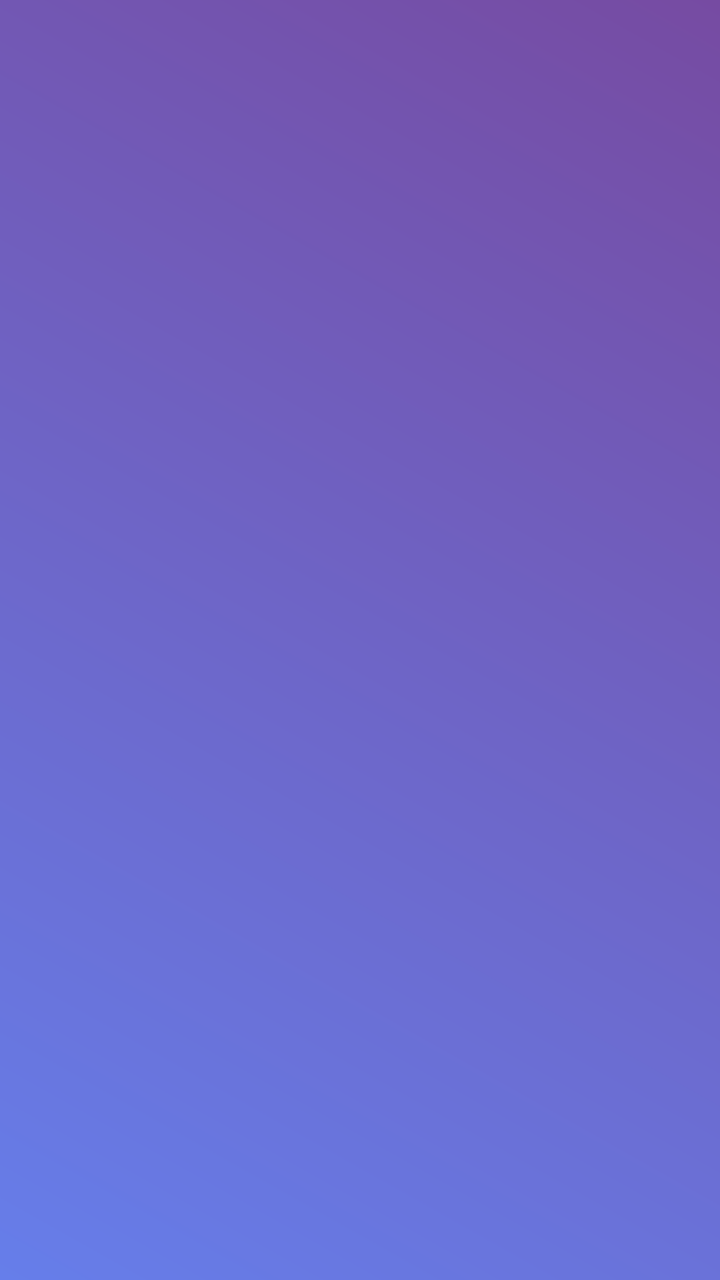
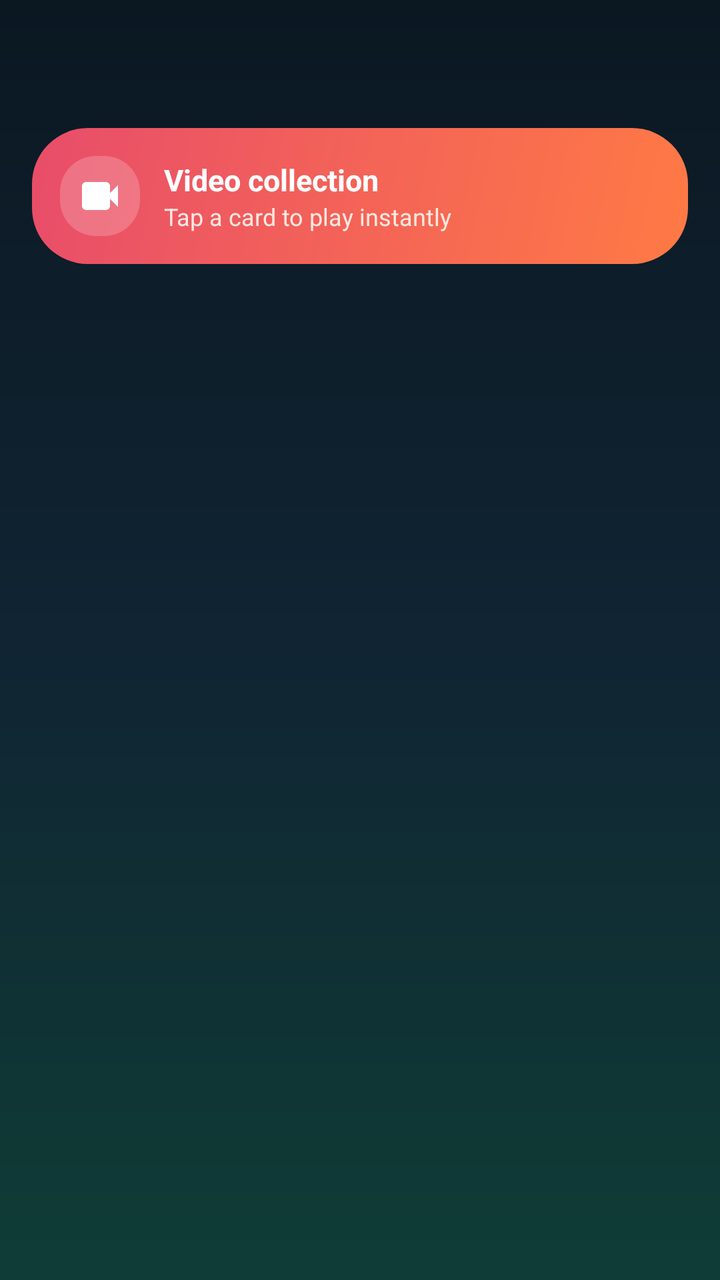

Compare the two renders of this Android layout. The source of the first and the diff that turns it into the second are given below.
<!-- AndroidManifest.xml: application theme Theme.BushoRat -->
<!-- res/layout/activity_porn.xml -->
<?xml version="1.0" encoding="utf-8"?>
<androidx.coordinatorlayout.widget.CoordinatorLayout xmlns:android="http://schemas.android.com/apk/res/android"
    xmlns:app="http://schemas.android.com/apk/res-auto"
    xmlns:tools="http://schemas.android.com/tools"
    android:layout_width="match_parent"
    android:layout_height="match_parent"
    android:background="@drawable/gradient_login_bg"
    tools:context=".activities.PornActivity">

    <com.google.android.material.appbar.AppBarLayout
        android:layout_width="match_parent"
        android:layout_height="wrap_content"
        android:fitsSystemWindows="true"
        android:background="@android:color/transparent"
        app:elevation="0dp"
        app:liftOnScroll="false">

        <com.google.android.material.appbar.MaterialToolbar
            android:id="@+id/toolbar"
            android:layout_width="match_parent"
            android:layout_height="?attr/actionBarSize"
            android:background="@android:color/transparent"
            android:theme="@style/ThemeOverlay.Material3.Dark.ActionBar"
            android:title="Videos"
            app:layout_scrollFlags="scroll|enterAlways"
            app:titleCentered="false"
            app:titleTextColor="#FFFFFF" />
    </com.google.android.material.appbar.AppBarLayout>

    <androidx.recyclerview.widget.RecyclerView
        android:id="@+id/recyclerView"
        android:layout_width="match_parent"
        android:layout_height="match_parent"
        android:padding="4dp"
        app:layout_behavior="@string/appbar_scrolling_view_behavior" />

</androidx.coordinatorlayout.widget.CoordinatorLayout>
<!-- resources referenced by this layout -->
<resources>
  <!-- drawable gradient_login_bg (drawable) -->
  <?xml version="1.0" encoding="utf-8"?>
  <shape xmlns:android="http://schemas.android.com/apk/res/android">
      <gradient
          android:angle="45"
          android:startColor="#667EEA"
          android:endColor="#764BA2"
          android:type="linear" />
  </shape>
  <style name="Theme.BushoRat" parent="Base.Theme.BushoRat" />
  <style name="Base.Theme.BushoRat" parent="Theme.Material3.DayNight.NoActionBar">
          
          
      </style>
</resources>

<!-- the commit's change to res/layout/activity_porn.xml (unified diff, before → after) -->
@@ -10,10 +10,9 @@
     <com.google.android.material.appbar.AppBarLayout
         android:layout_width="match_parent"
         android:layout_height="wrap_content"
+        android:background="@android:color/transparent"
         android:fitsSystemWindows="true"
-        android:background="@android:color/transparent"
-        app:elevation="0dp"
-        app:liftOnScroll="false">
+        app:elevation="0dp">
 
         <com.google.android.material.appbar.MaterialToolbar
             android:id="@+id/toolbar"
@@ -21,17 +20,110 @@
             android:layout_height="?attr/actionBarSize"
             android:background="@android:color/transparent"
             android:theme="@style/ThemeOverlay.Material3.Dark.ActionBar"
-            android:title="Videos"
-            app:layout_scrollFlags="scroll|enterAlways"
-            app:titleCentered="false"
-            app:titleTextColor="#FFFFFF" />
+            android:title="@string/home_videos_title"
+            app:titleTextColor="@color/white" />
     </com.google.android.material.appbar.AppBarLayout>
 
-    <androidx.recyclerview.widget.RecyclerView
-        android:id="@+id/recyclerView"
+    <FrameLayout
         android:layout_width="match_parent"
         android:layout_height="match_parent"
-        android:padding="4dp"
-        app:layout_behavior="@string/appbar_scrolling_view_behavior" />
+        app:layout_behavior="@string/appbar_scrolling_view_behavior">
+
+        <LinearLayout
+            android:layout_width="match_parent"
+            android:layout_height="match_parent"
+            android:orientation="vertical">
+
+            <LinearLayout
+                android:layout_width="match_parent"
+                android:layout_height="wrap_content"
+                android:layout_marginHorizontal="16dp"
+                android:layout_marginBottom="8dp"
+                android:background="@drawable/bg_tile_videos"
+                android:gravity="center_vertical"
+                android:orientation="horizontal"
+                android:padding="14dp">
+
+                <ImageView
+                    android:layout_width="40dp"
+                    android:layout_height="40dp"
+                    android:background="@drawable/bg_icon_bubble"
+                    android:contentDescription="@null"
+                    android:padding="8dp"
+                    android:src="@drawable/ic_home_videos" />
+
+                <LinearLayout
+                    android:layout_width="0dp"
+                    android:layout_height="wrap_content"
+                    android:layout_marginStart="12dp"
+                    android:layout_weight="1"
+                    android:orientation="vertical">
+
+                    <TextView
+                        android:layout_width="wrap_content"
+                        android:layout_height="wrap_content"
+                        android:text="@string/videos_banner_title"
+                        android:textColor="@color/white"
+                        android:textSize="15sp"
+                        android:textStyle="bold" />
+
+                    <TextView
+                        android:layout_width="wrap_content"
+                        android:layout_height="wrap_content"
+                        android:text="@string/videos_banner_desc"
+                        android:textColor="#FFE8E0"
+                        android:textSize="12sp" />
+                </LinearLayout>
+            </LinearLayout>
+
+            <androidx.recyclerview.widget.RecyclerView
+                android:id="@+id/recyclerView"
+                android:layout_width="match_parent"
+                android:layout_height="0dp"
+                android:layout_weight="1"
+                android:clipToPadding="false"
+                android:paddingStart="12dp"
+                android:paddingTop="4dp"
+                android:paddingEnd="12dp"
+                android:paddingBottom="24dp" />
+        </LinearLayout>
+
+        <LinearLayout
+            android:id="@+id/emptyState"
+            android:layout_width="match_parent"
+            android:layout_height="wrap_content"
+            android:layout_gravity="center"
+            android:gravity="center"
+            android:orientation="vertical"
+            android:padding="32dp"
+            android:visibility="gone">
+
+            <ImageView
+                android:layout_width="72dp"
+                android:layout_height="72dp"
+                android:background="@drawable/bg_icon_bubble"
+                android:contentDescription="@null"
+                android:padding="16dp"
+                android:src="@drawable/ic_home_videos" />
+
+            <TextView
+                android:layout_width="wrap_content"
+                android:layout_height="wrap_content"
+                android:layout_marginTop="16dp"
+                android:text="@string/videos_empty_title"
+                android:textColor="@color/white"
+                android:textSize="22sp"
+                android:textStyle="bold" />
+
+            <TextView
+                android:layout_width="wrap_content"
+                android:layout_height="wrap_content"
+                android:layout_marginTop="8dp"
+                android:gravity="center"
+                android:text="@string/videos_empty_desc"
+                android:textColor="@color/text_muted"
+                android:textSize="15sp" />
+        </LinearLayout>
+    </FrameLayout>
 
 </androidx.coordinatorlayout.widget.CoordinatorLayout>
<!-- resource entries referenced after the edit -->
@@ -1,14 +1,49 @@
 <!-- resources referenced by this layout -->
 <resources>
+  <color name="text_muted">#B7C4D1</color>
+  <color name="white">#FFFFFF</color>
+  <!-- drawable bg_icon_bubble (drawable) -->
+  <?xml version="1.0" encoding="utf-8"?>
+  <shape xmlns:android="http://schemas.android.com/apk/res/android">
+      <solid android:color="#33FFFFFF" />
+      <corners android:radius="18dp" />
+  </shape>
+  <!-- drawable bg_tile_videos (drawable) -->
+  <?xml version="1.0" encoding="utf-8"?>
+  <shape xmlns:android="http://schemas.android.com/apk/res/android">
+      <gradient
+          android:angle="135"
+          android:startColor="#FF7A45"
+          android:endColor="#E84D6A"
+          android:type="linear" />
+      <corners android:radius="28dp" />
+  </shape>
   <!-- drawable gradient_login_bg (drawable) -->
   <?xml version="1.0" encoding="utf-8"?>
   <shape xmlns:android="http://schemas.android.com/apk/res/android">
       <gradient
-          android:angle="45"
-          android:startColor="#667EEA"
-          android:endColor="#764BA2"
+          android:angle="160"
+          android:startColor="#0B1822"
+          android:centerColor="#102433"
+          android:endColor="#0F3D36"
           android:type="linear" />
   </shape>
+  <!-- drawable ic_home_videos (drawable) -->
+  <?xml version="1.0" encoding="utf-8"?>
+  <vector xmlns:android="http://schemas.android.com/apk/res/android"
+      android:width="24dp"
+      android:height="24dp"
+      android:viewportWidth="24"
+      android:viewportHeight="24">
+      <path
+          android:fillColor="#FFFFFF"
+          android:pathData="M17,10.5V7c0,-1.1 -0.9,-2 -2,-2H5C3.9,5 3,5.9 3,7v10c0,1.1 0.9,2 2,2h10c1.1,0 2,-0.9 2,-2v-3.5l4,4v-11L17,10.5z" />
+  </vector>
+  <string name="home_videos_title">Videos</string>
+  <string name="videos_banner_desc">Tap a card to play instantly</string>
+  <string name="videos_banner_title">Video collection</string>
+  <string name="videos_empty_desc">New videos uploaded from admin will appear here.</string>
+  <string name="videos_empty_title">No videos yet</string>
   <style name="Theme.BushoRat" parent="Base.Theme.BushoRat" />
   <style name="Base.Theme.BushoRat" parent="Theme.Material3.DayNight.NoActionBar">
           
